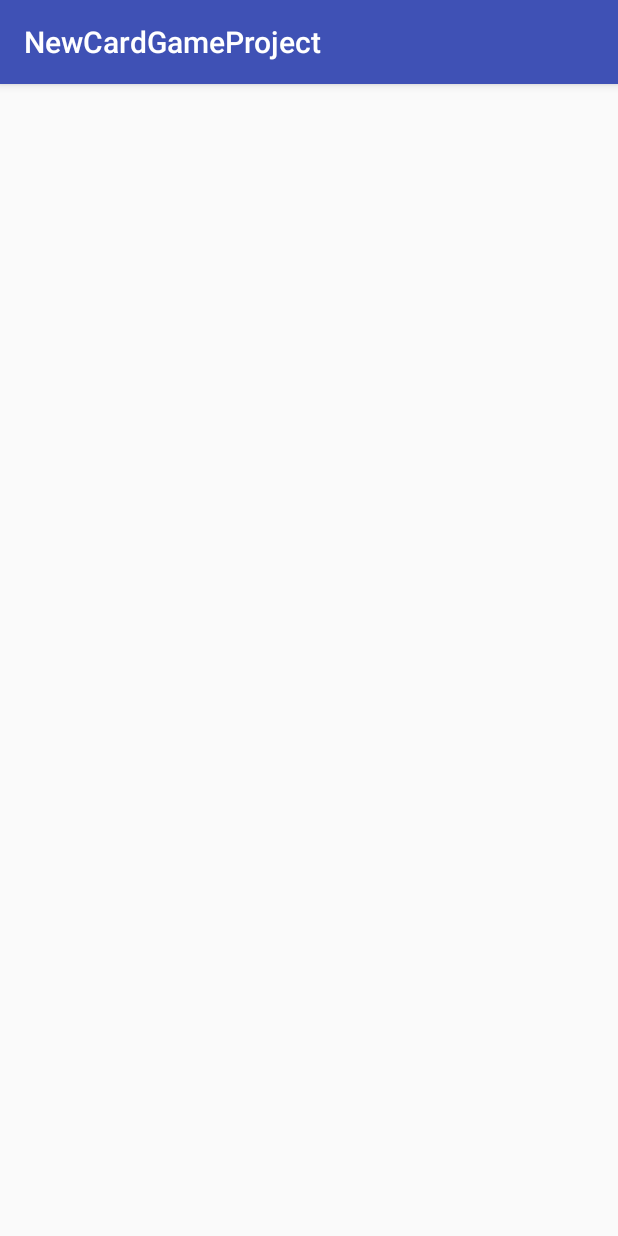
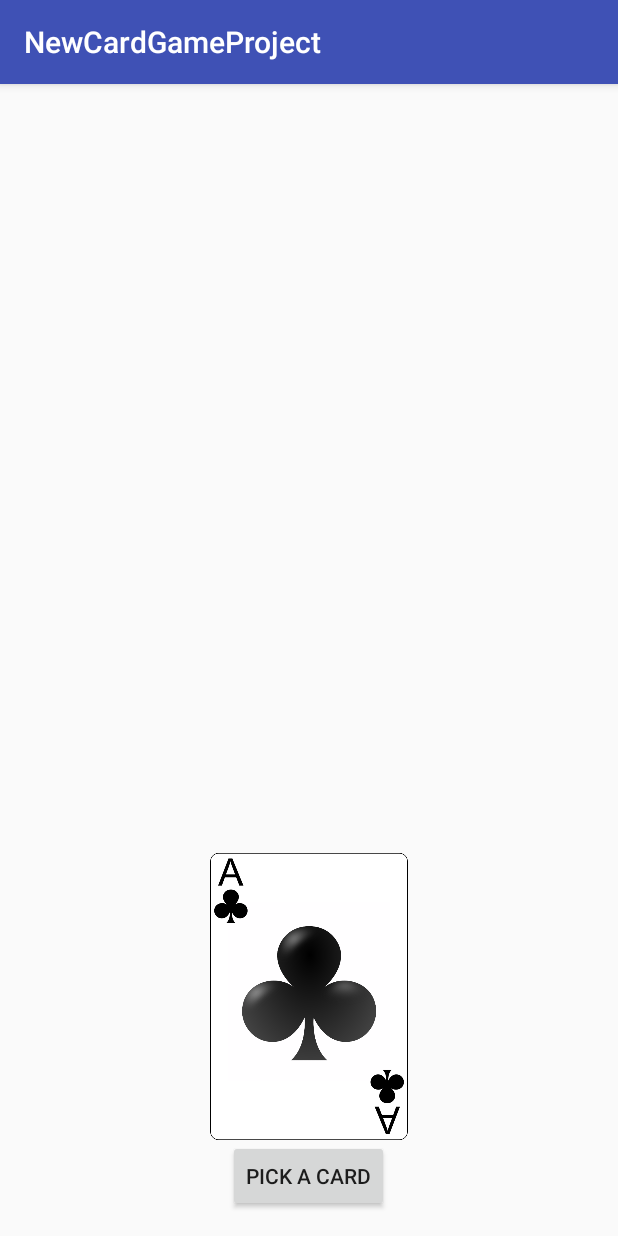
Before and after one commit to iksmiT/NewCardGameProject, an Android app: the PlayActivity screen opened directly, with no data from a screen before it, on a phone screen of 412 x 824 dp. Run offline under Robolectric (Android 15) with nearby library versions, the phone set to English and light mode, and no system bars.

Commit message:
First implementation of card generation.
 Only two card and one button.

```diff
--- a/app/src/main/java/timski_ensicaen/newcardgameproject/PlayActivity.java
+++ b/app/src/main/java/timski_ensicaen/newcardgameproject/PlayActivity.java
@@ -1,13 +1,36 @@
 package timski_ensicaen.newcardgameproject;
 
+import android.graphics.Bitmap;
+import android.media.Image;
 import android.support.v7.app.AppCompatActivity;
 import android.os.Bundle;
+import android.view.View;
+import android.widget.Button;
+import android.widget.ImageView;
 
 public class PlayActivity extends AppCompatActivity {
+    int flag = 0;
 
     @Override
     protected void onCreate(Bundle savedInstanceState) {
         super.onCreate(savedInstanceState);
         setContentView(R.layout.activity_play);
+
+        Button pickCardButton = (Button) findViewById(R.id.pick_card_button);
+        pickCardButton.setOnClickListener(new View.OnClickListener() {
+            @Override
+            public void onClick(View v) {
+                if (flag == 0) {
+                    ImageView cardImage = (ImageView) findViewById(R.id.image_card_view_1);
+                    cardImage.setImageResource(R.drawable.ace_of_diamonds_w720);
+                    flag = 1;
+                }
+                else {
+                    ImageView cardImage = (ImageView) findViewById(R.id.image_card_view_1);
+                    cardImage.setImageResource(R.drawable.ace_of_clubs_w720);
+                    flag = 0;
+                }
+            }
+        });
     }
 }
--- a/app/src/main/res/layout/activity_play.xml
+++ b/app/src/main/res/layout/activity_play.xml
@@ -9,4 +9,25 @@
     android:paddingTop="@dimen/activity_vertical_margin"
     tools:context="timski_ensicaen.newcardgameproject.PlayActivity">
 
+
+
+
+    <ImageView
+        android:layout_width="wrap_content"
+        android:layout_height="wrap_content"
+        android:adjustViewBounds="true"
+        android:maxHeight="192dp"
+        android:scaleType="fitCenter"
+        android:src="@drawable/ace_of_clubs_w720"
+        android:layout_above="@+id/pick_card_button"
+        android:layout_centerHorizontal="true"
+        android:id="@+id/image_card_view_1"/>
+    <Button
+        android:layout_width="wrap_content"
+        android:layout_height="wrap_content"
+        android:text="PICK A CARD"
+        android:id="@+id/pick_card_button"
+        android:layout_alignParentBottom="true"
+        android:layout_centerHorizontal="true" />
+
 </RelativeLayout>
```
Also changed, not shown: app/src/main/java/timski_ensicaen/newcardgameproject/Card.java (added, +11 -0 lines).
